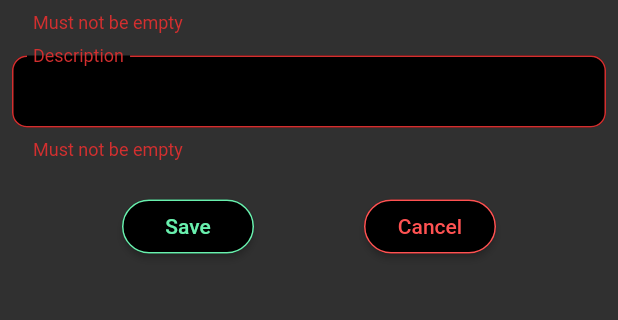
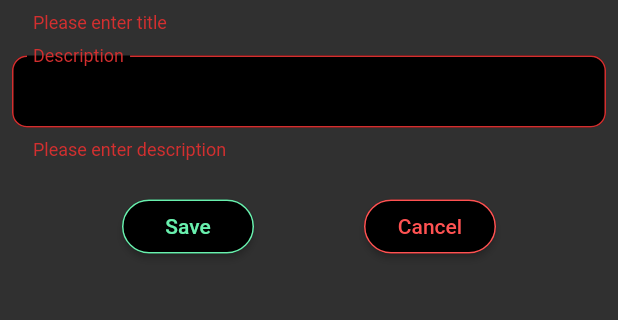
Before and after one commit to madhank93/todo-list-flutter-firebase, a Flutter app: the EditTodo screen opened directly with empty values, after a tap on "Save", on a phone screen of 412 x 824 dp, the part 168-488 px from its top. Run offline on Flutter 3.47's test engine with Material 2 defaults, Android fonts, the phone set to English and light mode, and no system bars; our stand-ins replace cloud_firestore, firebase_auth, firebase_core, flutter_slidable, fluttertoast; accounts and stored records are empty; generated files the repository leaves out were written again.

Commit message:
fix: doing empty checks on adding todo

```diff
--- a/lib/screens/edit_todo.dart
+++ b/lib/screens/edit_todo.dart
@@ -62,11 +62,11 @@ class _EditTodoState extends State<EditTodo> {
                     ),
                     validator: (title) {
                       if (title.isEmpty) {
-                        return "Must not be empty";
-                      } else {
+                        return "Please enter title";
+                      } else if (_title != title) {
                         this._title = title;
-                        return null;
                       }
+                      return null;
                     },
                   ),
                   SizedBox(
@@ -94,11 +94,11 @@ class _EditTodoState extends State<EditTodo> {
                     ),
                     validator: (description) {
                       if (description.isEmpty) {
-                        return "Must not be empty";
-                      } else {
+                        return "Please enter description";
+                      } else if (_description != description) {
                         this._description = description;
-                        return null;
                       }
+                      return null;
                     },
                   ),
                   SizedBox(
@@ -142,7 +142,6 @@ class _EditTodoState extends State<EditTodo> {
 
   submit(BuildContext context) {
     final FormState form = _formKey.currentState;
-
     if (form.validate()) {
       Todo todo = new Todo();
       todo.status = false;
```
Also changed, not shown: lib/screens/add_todo.dart (+18 -0 lines).
